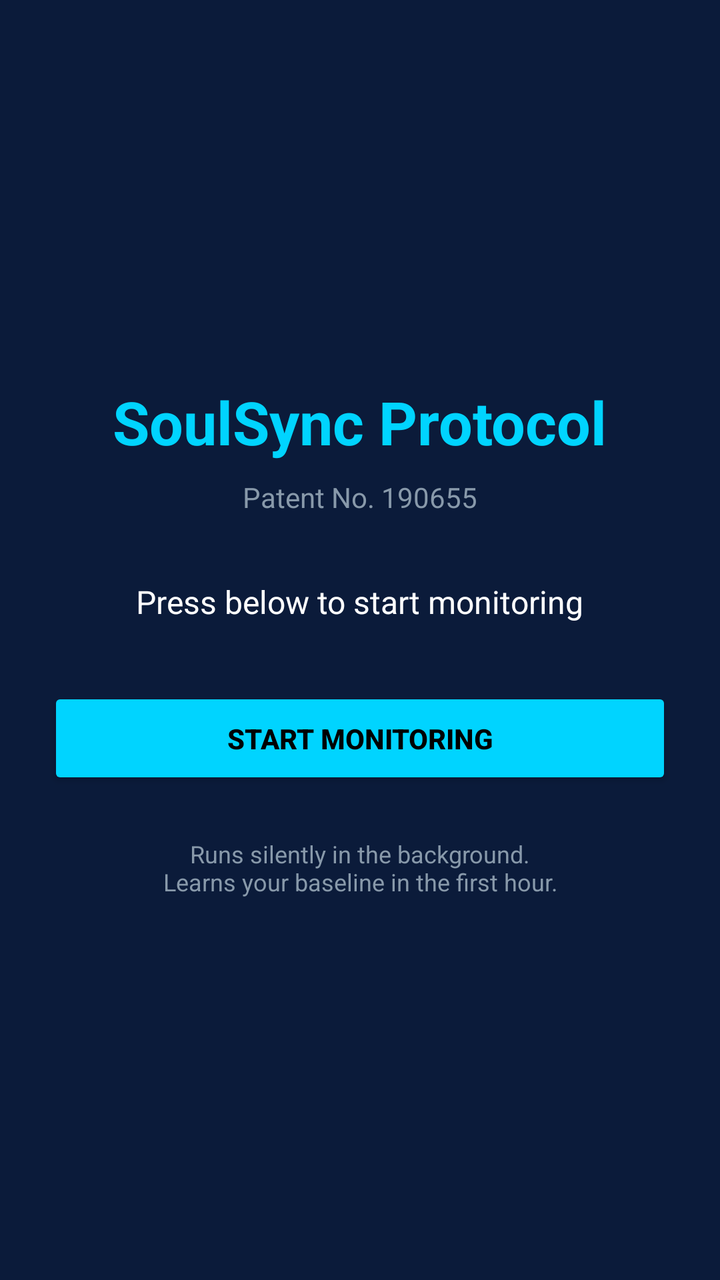
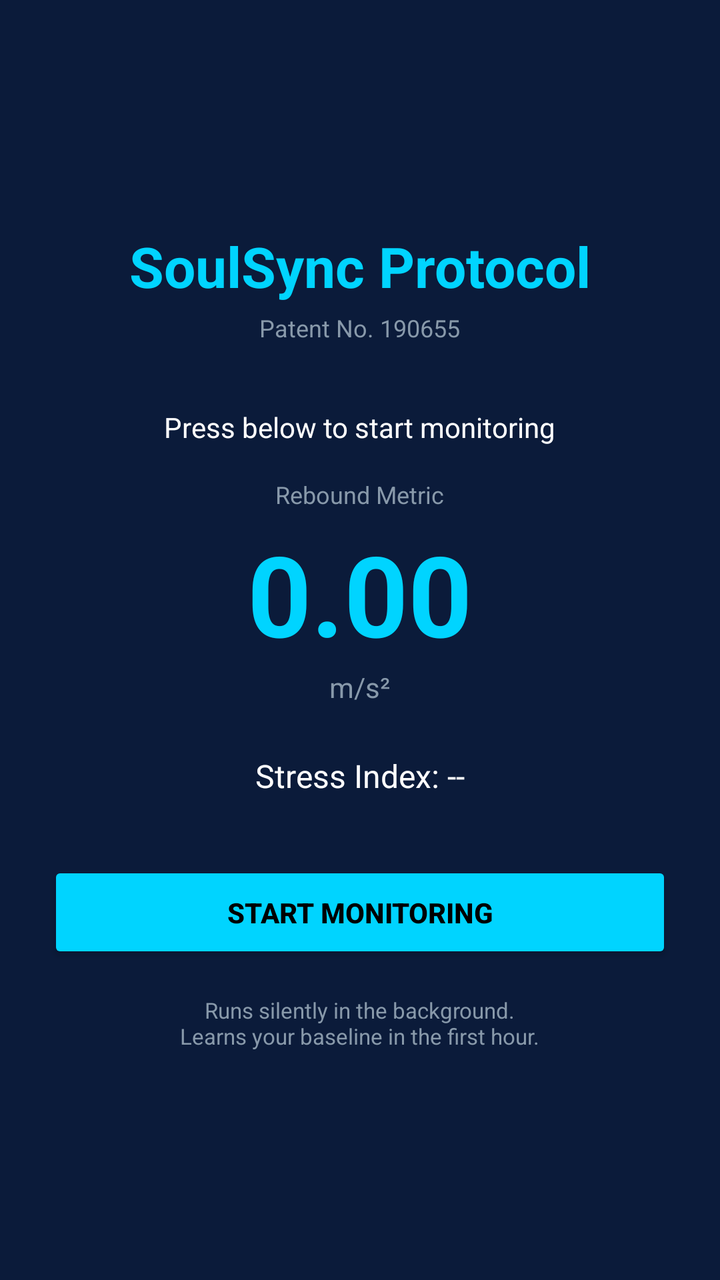

Two renders of the same Android screen: before a commit and after it. Below are the layout's source before the change and the commit's diff.
<!-- AndroidManifest.xml: application theme Theme.AppCompat.Light.NoActionBar -->
<!-- res/layout/activity_main.xml -->
<?xml version="1.0" encoding="utf-8"?>
<LinearLayout xmlns:android="http://schemas.android.com/apk/res/android"
    android:layout_width="match_parent"
    android:layout_height="match_parent"
    android:orientation="vertical"
    android:gravity="center"
    android:padding="24dp"
    android:background="#0B1B3A">

    <TextView
        android:layout_width="wrap_content"
        android:layout_height="wrap_content"
        android:text="SoulSync Protocol"
        android:textColor="#00D4FF"
        android:textSize="30sp"
        android:textStyle="bold" />

    <TextView
        android:layout_width="wrap_content"
        android:layout_height="wrap_content"
        android:layout_marginTop="8dp"
        android:text="Patent No. 190655"
        android:textColor="#8899AA"
        android:textSize="14sp" />

    <TextView
        android:id="@+id/statusText"
        android:layout_width="wrap_content"
        android:layout_height="wrap_content"
        android:layout_marginTop="32dp"
        android:text="Press below to start monitoring"
        android:textColor="#FFFFFF"
        android:textSize="16sp"
        android:gravity="center" />

    <Button
        android:id="@+id/startButton"
        android:layout_width="match_parent"
        android:layout_height="wrap_content"
        android:layout_marginTop="32dp"
        android:text="START MONITORING"
        android:backgroundTint="#00D4FF"
        android:textColor="#000000"
        android:textStyle="bold"
        android:padding="16dp" />

    <TextView
        android:layout_width="wrap_content"
        android:layout_height="wrap_content"
        android:layout_marginTop="24dp"
        android:text="Runs silently in the background.\nLearns your baseline in the first hour."
        android:textColor="#8899AA"
        android:textSize="12sp"
        android:gravity="center" />
</LinearLayout>
<!-- resources referenced by this layout -->
<resources>

</resources>

<!-- the commit's change to res/layout/activity_main.xml (unified diff, before → after) -->
@@ -12,17 +12,18 @@
         android:layout_height="wrap_content"
         android:text="SoulSync Protocol"
         android:textColor="#00D4FF"
-        android:textSize="30sp"
+        android:textSize="28sp"
         android:textStyle="bold" />
 
     <TextView
         android:layout_width="wrap_content"
         android:layout_height="wrap_content"
-        android:layout_marginTop="8dp"
+        android:layout_marginTop="4dp"
         android:text="Patent No. 190655"
         android:textColor="#8899AA"
-        android:textSize="14sp" />
+        android:textSize="12sp" />
 
+    
     <TextView
         android:id="@+id/statusText"
         android:layout_width="wrap_content"
@@ -30,9 +31,46 @@
         android:layout_marginTop="32dp"
         android:text="Press below to start monitoring"
         android:textColor="#FFFFFF"
-        android:textSize="16sp"
+        android:textSize="14sp"
         android:gravity="center" />
 
+    
+    <TextView
+        android:layout_width="wrap_content"
+        android:layout_height="wrap_content"
+        android:layout_marginTop="16dp"
+        android:text="Rebound Metric"
+        android:textColor="#8899AA"
+        android:textSize="12sp" />
+
+    <TextView
+        android:id="@+id/reboundText"
+        android:layout_width="wrap_content"
+        android:layout_height="wrap_content"
+        android:layout_marginTop="4dp"
+        android:text="0.00"
+        android:textColor="#00D4FF"
+        android:textSize="56sp"
+        android:textStyle="bold" />
+
+    <TextView
+        android:layout_width="wrap_content"
+        android:layout_height="wrap_content"
+        android:text="m/s²"
+        android:textColor="#8899AA"
+        android:textSize="14sp" />
+
+    
+    <TextView
+        android:id="@+id/stressText"
+        android:layout_width="wrap_content"
+        android:layout_height="wrap_content"
+        android:layout_marginTop="24dp"
+        android:text="Stress Index: --"
+        android:textColor="#FFFFFF"
+        android:textSize="16sp" />
+
+    
     <Button
         android:id="@+id/startButton"
         android:layout_width="match_parent"
@@ -47,9 +85,9 @@
     <TextView
         android:layout_width="wrap_content"
         android:layout_height="wrap_content"
-        android:layout_marginTop="24dp"
+        android:layout_marginTop="16dp"
         android:text="Runs silently in the background.\nLearns your baseline in the first hour."
         android:textColor="#8899AA"
-        android:textSize="12sp"
+        android:textSize="11sp"
         android:gravity="center" />
 </LinearLayout>
